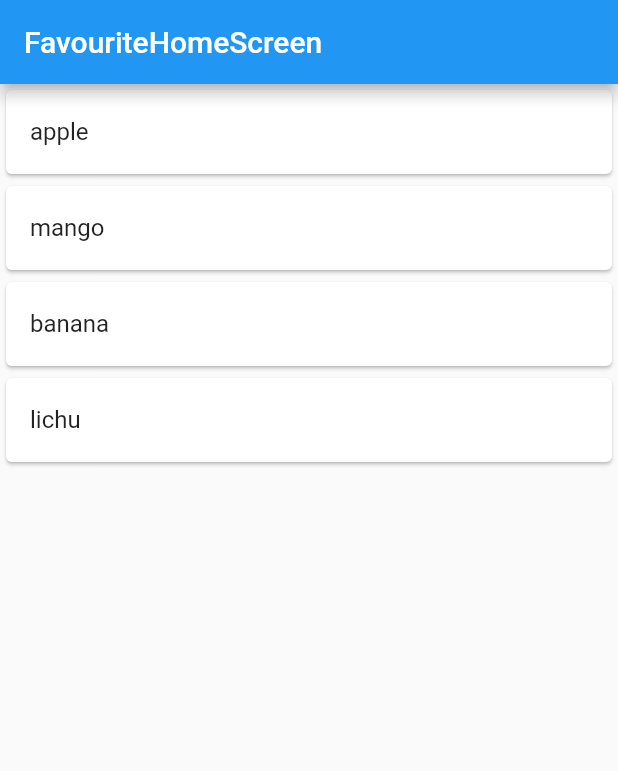
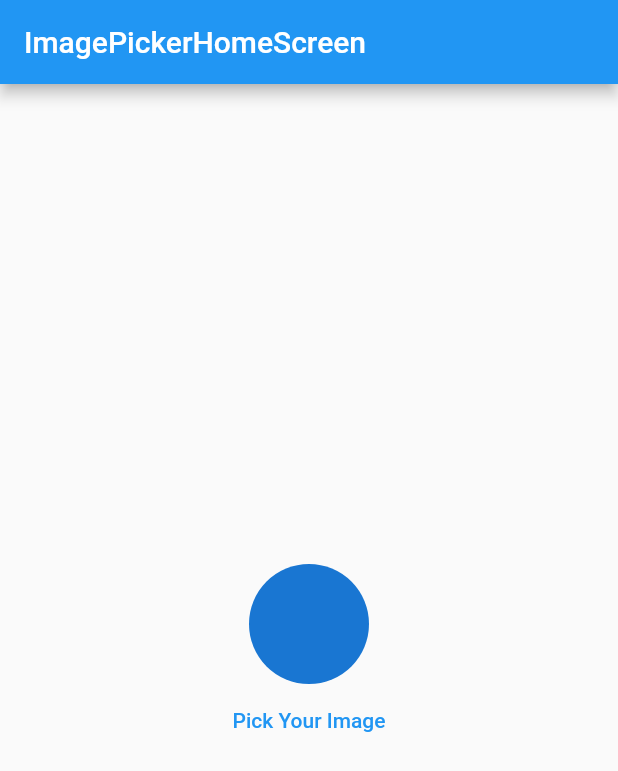
Before and after one commit to kingkardev01/getx_section, a Flutter app: the screen it shows after launch, on a phone screen of 412 x 824 dp. Shown: the top 771 px of the screen. Run offline on Flutter 3.47's test engine with Material 2 defaults, Android fonts, the phone set to English and light mode, and no system bars; our stand-ins replace get, image_picker.

Commit message:
image picker

```diff
--- a/lib/main.dart
+++ b/lib/main.dart
@@ -6,6 +6,7 @@ import 'package:getx_section/screens/getx_counter/counter_home_screen.dart';
 import 'package:getx_section/screens/height_width/height_width_screen.dart';
 import 'package:getx_section/screens/home_page.dart';
 import 'package:get/get.dart';
+import 'package:getx_section/screens/image_picker_getx/imagepicker_home_screen.dart';
 import 'package:getx_section/screens/nevigation_routes/screen_one.dart';
 import 'package:getx_section/screens/nevigation_routes/screen_three.dart';
 import 'package:getx_section/screens/nevigation_routes/screen_two.dart';
@@ -31,7 +32,7 @@ class MyApp extends StatelessWidget {
 
         primarySwatch: Colors.blue,
       ),
-      home:  FavouriteHomeScreen(),
+      home:  ImagePickerHomeScreen(),
       // getPages: [
       //   GetPage(name: '/', page: ()=> ScreenOne()),
       //   GetPage(name: '/secondTwo', page: ()=> ScreenTwo()),
--- /dev/null
+++ b/lib/screens/image_picker_getx/imagepicker_controller.dart
@@ -0,0 +1,19 @@
+import 'package:flutter/material.dart';
+import 'package:get/get.dart';
+import 'package:image_picker/image_picker.dart';
+
+
+
+class ImageController extends GetxController{
+  RxString imagePath = ''.obs;
+  Future getImage() async{
+    final ImagePicker _picker = ImagePicker();
+
+    final image =await _picker.pickImage(source: ImageSource.gallery);
+
+    if(image != null){
+       imagePath.value = image.path;
+    }
+
+  }
+}
--- /dev/null
+++ b/lib/screens/image_picker_getx/imagepicker_home_screen.dart
@@ -0,0 +1,39 @@
+import 'dart:io';
+
+import 'package:flutter/material.dart';
+import 'package:get/get.dart';
+
+import 'imagepicker_controller.dart';
+
+class ImagePickerHomeScreen extends StatelessWidget {
+   ImagePickerHomeScreen({Key? key}) : super(key: key);
+
+  final ImageController imageController = Get.put(ImageController());
+
+  @override
+  Widget build(BuildContext context) {
+    return Scaffold(
+      appBar: AppBar(
+        title: Text("ImagePickerHomeScreen"),
+      ),
+      body: Center(
+        child: Column(
+          // crossAxisAlignment: CrossAxisAlignment.center,
+          mainAxisAlignment: MainAxisAlignment.center,
+          children: [
+            CircleAvatar(
+              radius: 40,
+              backgroundImage: imageController.imagePath.isNotEmpty ? FileImage(File(imageController.imagePath.toString())) : null,
+
+            ),
+            TextButton(onPressed: (){
+              imageController.getImage();
+            },
+                child: Text("Pick Your Image")
+            )
+          ],
+        ),
+      ),
+    );
+  }
+}
--- a/pubspec.yaml
+++ b/pubspec.yaml
@@ -37,6 +37,7 @@ dev_dependencies:
   flutter_test:
     sdk: flutter
   #my package
+  image_picker:
   get: ^4.6.5
 
   # The "flutter_lints" package below contains a set of recommended lints to
```
Also changed, not shown: pubspec.lock, 2 other files.
